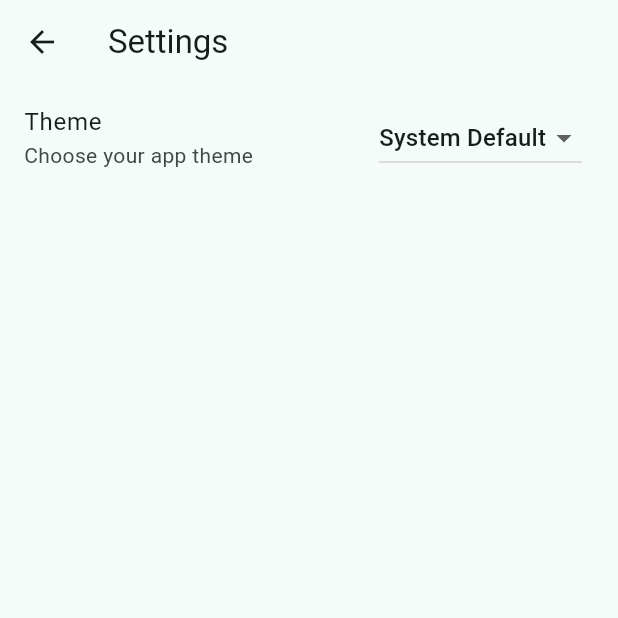
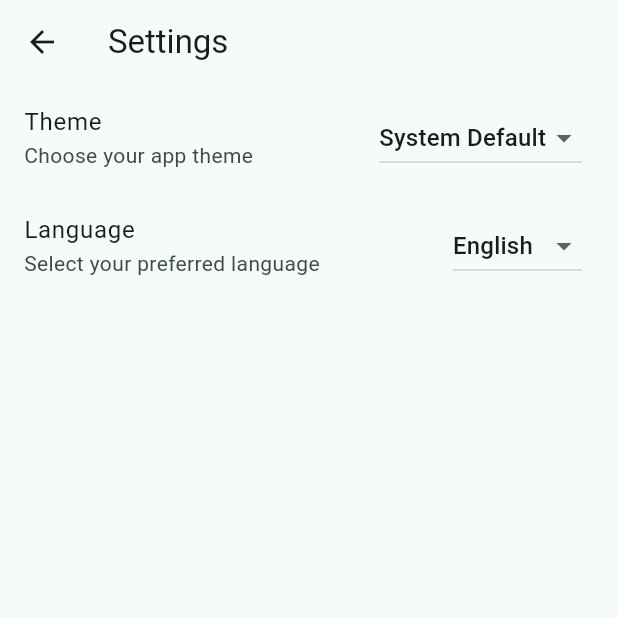
Before and after one commit to Gbersi/lokaverkefni, a Flutter app: the screen it shows after launch, scrolled down 286 dp, after a tap on the "settings" icon, on a phone screen of 412 x 824 dp, the top half of it. Run offline on Flutter 3.47's test engine with Material 3 defaults, Android fonts, the phone set to English and light mode, and no system bars; our stand-ins replace confetti, firebase_auth, firebase_core, flutter_riverpod, flutter_tts, google_fonts and 5 more; missing offline and left inert: firebase_ui_auth, firebase_ui_oauth_google; accounts and stored records are empty; key blocks and very long unbroken strings in the code were emptied for the run.

Commit message:
lagfært þyðingu á fleiri tungumálum,

```diff
--- a/uppskriftar_app/lib/main.dart
+++ b/uppskriftar_app/lib/main.dart
@@ -1,30 +1,33 @@
 import 'package:flutter/material.dart';
 import 'package:flutter_riverpod/flutter_riverpod.dart';
+import 'package:flutter_localizations/flutter_localizations.dart';
+import 'package:shared_preferences/shared_preferences.dart';
 import './screens/tabs.dart';
 import './utils/hive_setup.dart';
-import 'package:flutter_localizations/flutter_localizations.dart';
 import './utils/localization.dart';
 
 final themeProvider = StateProvider<ThemeMode>((ref) => ThemeMode.system);
 final languageProvider = StateProvider<String>((ref) => 'en');
 
-void main() async {
+Future<void> main() async {
   WidgetsFlutterBinding.ensureInitialized();
 
-  // Error handling for debugging
-  FlutterError.onError = (FlutterErrorDetails details) {
-    FlutterError.presentError(details);
-  };
 
-  try {
-    // Initialize Hive and other services
-    await initializeHive();
+  final prefs = await SharedPreferences.getInstance();
+  final initialLanguage = prefs.getString('language') ?? 'en';
 
-    // Run the app in the main zone
-    runApp(const ProviderScope(child: MyApp()));
-  } catch (error, stackTrace) {
-    print('Initialization Error: $error\nStackTrace: $stackTrace');
-  }
+
+  await initializeHive();
+
+
+  runApp(
+    ProviderScope(
+      overrides: [
+        languageProvider.overrideWith((ref) => initialLanguage),
+      ],
+      child: const MyApp(),
+    ),
+  );
 }
 
 class MyApp extends ConsumerWidget {
@@ -56,7 +59,7 @@ class MyApp extends ConsumerWidget {
         GlobalMaterialLocalizations.delegate,
         GlobalWidgetsLocalizations.delegate,
         GlobalCupertinoLocalizations.delegate,
-        AppLocalizationDelegate(), // Custom localization delegate
+        AppLocalizationDelegate(),
       ],
       supportedLocales: const [
         Locale('en', ''), // English
@@ -70,3 +73,35 @@ class MyApp extends ConsumerWidget {
     );
   }
 }
+
+class LanguageSwitcher extends StatelessWidget {
+  const LanguageSwitcher({super.key});
+
+  @override
+  Widget build(BuildContext context) {
+    return Consumer(
+      builder: (context, ref, _) {
+        final currentLanguage = ref.watch(languageProvider);
+        final languageNotifier = ref.read(languageProvider.notifier);
+
+        return DropdownButton<String>(
+          value: currentLanguage,
+          items: const [
+            DropdownMenuItem(value: 'en', child: Text('English')),
+            DropdownMenuItem(value: 'es', child: Text('Español')),
+            DropdownMenuItem(value: 'fr', child: Text('Français')),
+            DropdownMenuItem(value: 'de', child: Text('Deutsch')),
+            DropdownMenuItem(value: 'is', child: Text('Íslenska')),
+          ],
+          onChanged: (String? newLanguage) async {
+            if (newLanguage != null) {
+              languageNotifier.state = newLanguage;
+              final prefs = await SharedPreferences.getInstance();
+              prefs.setString('language', newLanguage);
+            }
+          },
+        );
+      },
+    );
+  }
+}
--- a/uppskriftar_app/lib/providers/achievements_provider.dart
+++ b/uppskriftar_app/lib/providers/achievements_provider.dart
@@ -1,7 +1,7 @@
 import 'package:flutter_riverpod/flutter_riverpod.dart';
 import 'package:flutter/material.dart';
 
-// A global context for showing SnackBar (ensure it is set in your app's main widget tree)
+
 late BuildContext globalContext;
 
 class Achievement {
@@ -73,7 +73,7 @@ class AchievementsNotifier extends StateNotifier<List<Achievement>> {
   }
 
   void _notifyAchievementUnlocked(Achievement achievement) {
-    // Display a SnackBar to notify the user
+
     ScaffoldMessenger.of(globalContext).showSnackBar(
       SnackBar(
         content: Text('Achievement Unlocked: ${achievement.title}!'),
--- a/uppskriftar_app/lib/providers/filters_provider.dart
+++ b/uppskriftar_app/lib/providers/filters_provider.dart
@@ -74,30 +74,30 @@ StateNotifierProvider<FilterSearchNotifier, FilterSearchState>(
 );
 
 final filteredMealsProvider = Provider<List<Meal>>((ref) {
-  final allMeals = dummyMeals; // Replace with your actual meal data source
+  final allMeals = dummyMeals;
   final filterSearchState = ref.watch(filterSearchProvider);
 
   final filters = filterSearchState.filters;
   final searchQuery = filterSearchState.searchQuery;
 
   return allMeals.where((meal) {
-    // Apply filters
+
     if (filters[Filter.glutenFree]! && !meal.isGlutenFree) return false;
     if (filters[Filter.lactoseFree]! && !meal.isLactoseFree) return false;
     if (filters[Filter.vegetarian]! && !meal.isVegetarian) return false;
     if (filters[Filter.vegan]! && !meal.isVegan) return false;
 
-    // Apply cooking time filters
+
     if (filters[Filter.cookingTime15]! && meal.duration > 15) return false;
     if (filters[Filter.cookingTime30]! && meal.duration > 30) return false;
     if (filters[Filter.cookingTime60]! && meal.duration > 60) return false;
 
-    // Apply difficulty filters
+
     if (filters[Filter.easy]! && meal.complexity != Complexity.easy) return false;
     if (filters[Filter.medium]! && meal.complexity != Complexity.medium) return false;
     if (filters[Filter.hard]! && meal.complexity != Complexity.hard) return false;
 
-    // Apply search query
+
     if (searchQuery.isNotEmpty) {
       final matchesTitle = meal.title.toLowerCase().contains(searchQuery);
       final matchesIngredients = meal.ingredients.any(
--- a/uppskriftar_app/lib/providers/timer_provider.dart
+++ b/uppskriftar_app/lib/providers/timer_provider.dart
@@ -27,7 +27,7 @@ class TimerNotifier extends StateNotifier<TimerState> {
   }
 
   void startTimer() {
-    if (state.isRunning) return; // Prevent starting multiple timers
+    if (state.isRunning) return;
 
     state = state.copyWith(isRunning: true);
 
--- a/uppskriftar_app/lib/screens/favorites.dart
+++ b/uppskriftar_app/lib/screens/favorites.dart
@@ -1,6 +1,5 @@
 import 'package:flutter/material.dart';
 import 'package:flutter_riverpod/flutter_riverpod.dart';
-import 'package:hive/hive.dart';
 import '../providers/favorites_provider.dart';
 import '../models/meal.dart';
 import '../screens/meal_details.dart';
@@ -23,7 +22,7 @@ class FavoritesScreen extends ConsumerWidget {
         return ListTile(
           title: GestureDetector(
             onTap: () {
-              // Navigate to MealDetailsScreen when recipe name is clicked
+
               Navigator.of(context).push(
                 MaterialPageRoute(
                   builder: (ctx) => MealDetailsScreen(meal: meal),
@@ -34,7 +33,7 @@ class FavoritesScreen extends ConsumerWidget {
               meal.title,
               style: const TextStyle(
                 fontSize: 18,
-                color: Colors.blue, // Highlight clickable text
+                color: Colors.blue,
                 decoration: TextDecoration.underline,
               ),
             ),
--- a/uppskriftar_app/lib/screens/settings.dart
+++ b/uppskriftar_app/lib/screens/settings.dart
@@ -1,7 +1,6 @@
 import 'package:flutter/material.dart';
 import 'package:flutter_riverpod/flutter_riverpod.dart';
 import '../main.dart';
-
 
 class SettingsScreen extends ConsumerWidget {
   const SettingsScreen({super.key});
@@ -10,6 +9,8 @@ class SettingsScreen extends ConsumerWidget {
   Widget build(BuildContext context, WidgetRef ref) {
     final themeMode = ref.watch(themeProvider);
     final themeNotifier = ref.read(themeProvider.notifier);
+    final currentLanguage = ref.watch(languageProvider);
+    final languageNotifier = ref.read(languageProvider.notifier);
 
     return Scaffold(
       appBar: AppBar(
@@ -41,6 +42,40 @@ class SettingsScreen extends ConsumerWidget {
               ],
             ),
           ),
+          ListTile(
+            title: const Text('Language'),
+            subtitle: const Text('Select your preferred language'),
+            trailing: DropdownButton<String>(
+              value: currentLanguage,
+              onChanged: (newLanguage) {
+                if (newLanguage != null) {
+                  languageNotifier.state = newLanguage;
+                }
+              },
+              items: const [
+                DropdownMenuItem(
+                  value: 'en',
+                  child: Text('English'),
+                ),
+                DropdownMenuItem(
+                  value: 'es',
+                  child: Text('Español'),
+                ),
+                DropdownMenuItem(
+                  value: 'fr',
+                  child: Text('Français'),
+                ),
+                DropdownMenuItem(
+                  value: 'de',
+                  child: Text('Deutsch'),
+                ),
+                DropdownMenuItem(
+                  value: 'is',
+                  child: Text('Íslenska'),
+                ),
+              ],
+            ),
+          ),
         ],
       ),
     );
--- a/uppskriftar_app/lib/screens/timer_screen.dart
+++ b/uppskriftar_app/lib/screens/timer_screen.dart
@@ -36,7 +36,7 @@ class TimerScreen extends ConsumerWidget {
     final timerState = ref.watch(timerProvider);
     final timerNotifier = ref.read(timerProvider.notifier);
 
-    // Show "time's up" dialog if timer reaches 0
+
     if (timerState.remainingTime == 0 && !timerState.isRunning) {
       WidgetsBinding.instance.addPostFrameCallback((_) {
         _showTimeUpDialog(context);
--- a/uppskriftar_app/lib/widgets/main_drawer.dart
+++ b/uppskriftar_app/lib/widgets/main_drawer.dart
@@ -24,7 +24,7 @@ class MainDrawer extends StatelessWidget {
           ListTile(
             leading: const Icon(Icons.category),
             title: const Text('Categories'),
-            selected: currentIndex == 0, // Highlight active page
+            selected: currentIndex == 0,
             onTap: () {
               if (currentIndex != 0) {
                 setSelectedIndex(0);
--- a/uppskriftar_app/pubspec.yaml
+++ b/uppskriftar_app/pubspec.yaml
@@ -41,6 +41,7 @@ dependencies:
   flutter_local_notifications: ^12.0.0
   background_service: ^1.3.0
   intl: ^0.19.0
+  easy_localization: ^3.0.0
 
   # The following adds the Cupertino Icons font to your application.
   # Use with the CupertinoIcons class for iOS style icons.
```
Also changed, not shown: uppskriftar_app/lib/screens/add_recipe.dart (+8 -8 lines), uppskriftar_app/lib/screens/categories.dart (+7 -8 lines), uppskriftar_app/pubspec.lock.
